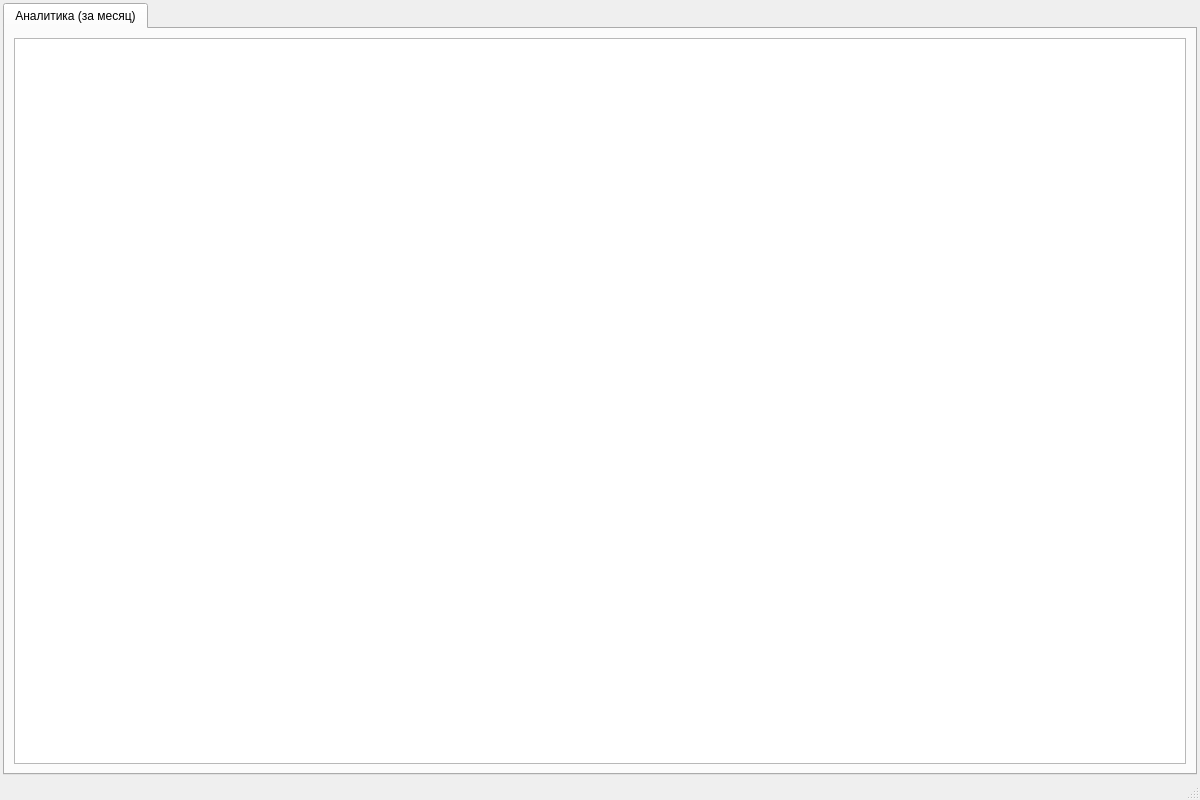
e-vladimir/finmanager, file ui/forms/form_analytics.ui: the form before one commit.
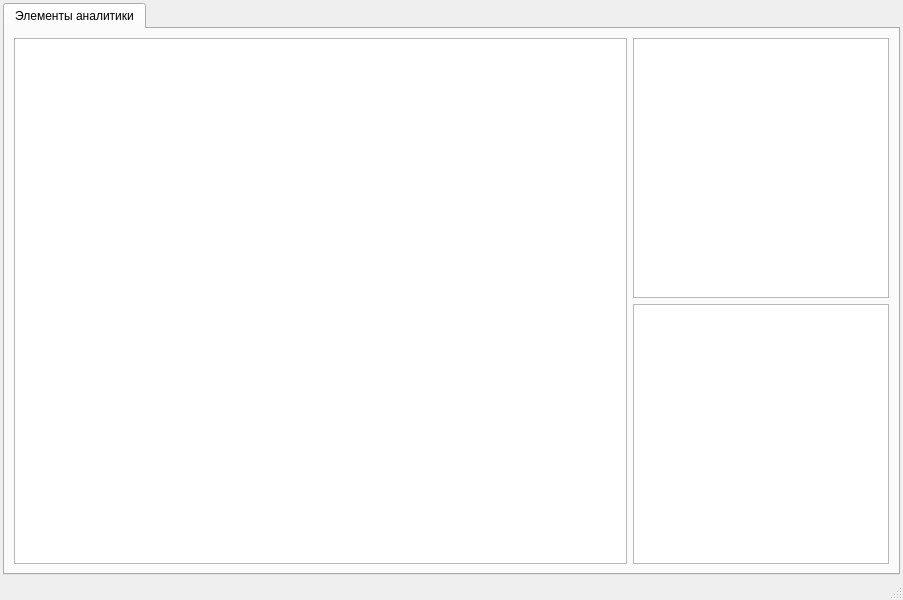
The form after the commit.

Commit message: Форма Аналитика: + Отображение элементов аналитики + Создание элемента аналитики

What changed in the file:
```diff
--- a/ui/forms/form_analytics.ui
+++ b/ui/forms/form_analytics.ui
@@ -6,8 +6,8 @@
    <rect>
     <x>0</x>
     <y>0</y>
-    <width>1200</width>
-    <height>800</height>
+    <width>903</width>
+    <height>600</height>
    </rect>
   </property>
   <property name="windowTitle">
@@ -37,34 +37,79 @@
       </property>
       <widget class="QWidget" name="tab_analytics_dm">
        <attribute name="title">
-        <string>Аналитика (за месяц)</string>
+        <string>Элементы аналитики</string>
        </attribute>
-       <layout class="QVBoxLayout" name="verticalLayout_4">
+       <layout class="QHBoxLayout" name="horizontalLayout_2" stretch="1,0">
         <item>
-         <widget class="QTreeView" name="tree_data_dm">
+         <widget class="QTableView" name="table_items">
+          <property name="contextMenuPolicy">
+           <enum>Qt::ContextMenuPolicy::CustomContextMenu</enum>
+          </property>
           <property name="editTriggers">
            <set>QAbstractItemView::EditTrigger::NoEditTriggers</set>
           </property>
           <property name="alternatingRowColors">
            <bool>true</bool>
           </property>
-          <property name="rootIsDecorated">
+          <property name="selectionMode">
+           <enum>QAbstractItemView::SelectionMode::SingleSelection</enum>
+          </property>
+          <property name="selectionBehavior">
+           <enum>QAbstractItemView::SelectionBehavior::SelectRows</enum>
+          </property>
+          <attribute name="horizontalHeaderVisible">
            <bool>false</bool>
-          </property>
-          <property name="itemsExpandable">
-           <bool>true</bool>
-          </property>
-          <attribute name="headerVisible">
-           <bool>true</bool>
           </attribute>
-          <attribute name="headerMinimumSectionSize">
-           <number>30</number>
-          </attribute>
-          <attribute name="headerStretchLastSection">
+          <attribute name="verticalHeaderVisible">
            <bool>false</bool>
           </attribute>
          </widget>
         </item>
+        <item>
+         <layout class="QVBoxLayout" name="verticalLayout_2">
+          <item>
+           <widget class="QListWidget" name="list_item_include">
+            <property name="minimumSize">
+             <size>
+              <width>250</width>
+              <height>0</height>
+             </size>
+            </property>
+            <property name="contextMenuPolicy">
+             <enum>Qt::ContextMenuPolicy::CustomContextMenu</enum>
+            </property>
+            <property name="editTriggers">
+             <set>QAbstractItemView::EditTrigger::NoEditTriggers</set>
+            </property>
+            <property name="alternatingRowColors">
+             <bool>true</bool>
+            </property>
+            <property name="selectionMode">
+             <enum>QAbstractItemView::SelectionMode::NoSelection</enum>
+            </property>
+            <property name="selectionBehavior">
+             <enum>QAbstractItemView::SelectionBehavior::SelectRows</enum>
+            </property>
+           </widget>
+          </item>
+          <item>
+           <widget class="QListWidget" name="list_item_exclude">
+            <property name="contextMenuPolicy">
+             <enum>Qt::ContextMenuPolicy::CustomContextMenu</enum>
+            </property>
+            <property name="editTriggers">
+             <set>QAbstractItemView::EditTrigger::NoEditTriggers</set>
+            </property>
+            <property name="alternatingRowColors">
+             <bool>true</bool>
+            </property>
+            <property name="selectionMode">
+             <enum>QAbstractItemView::SelectionMode::NoSelection</enum>
+            </property>
+           </widget>
+          </item>
+         </layout>
+        </item>
        </layout>
       </widget>
      </widget>
```
Left out of the diff: 2 changed lines with no effect on the pictures. The commit also changes 10 other files.
